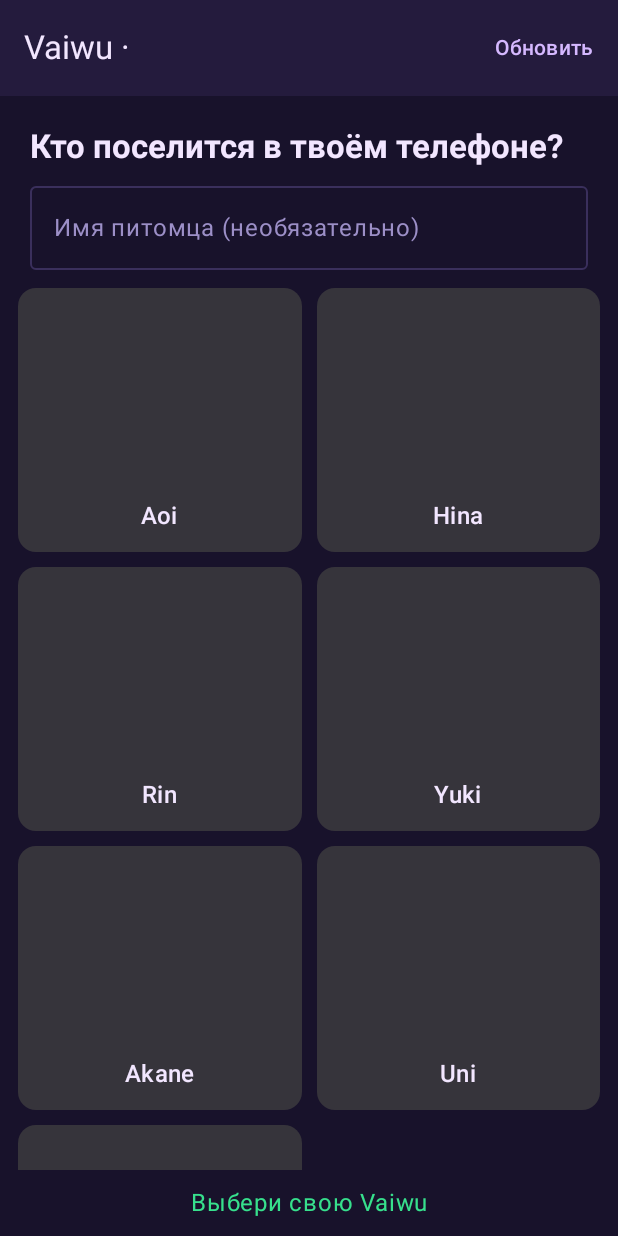
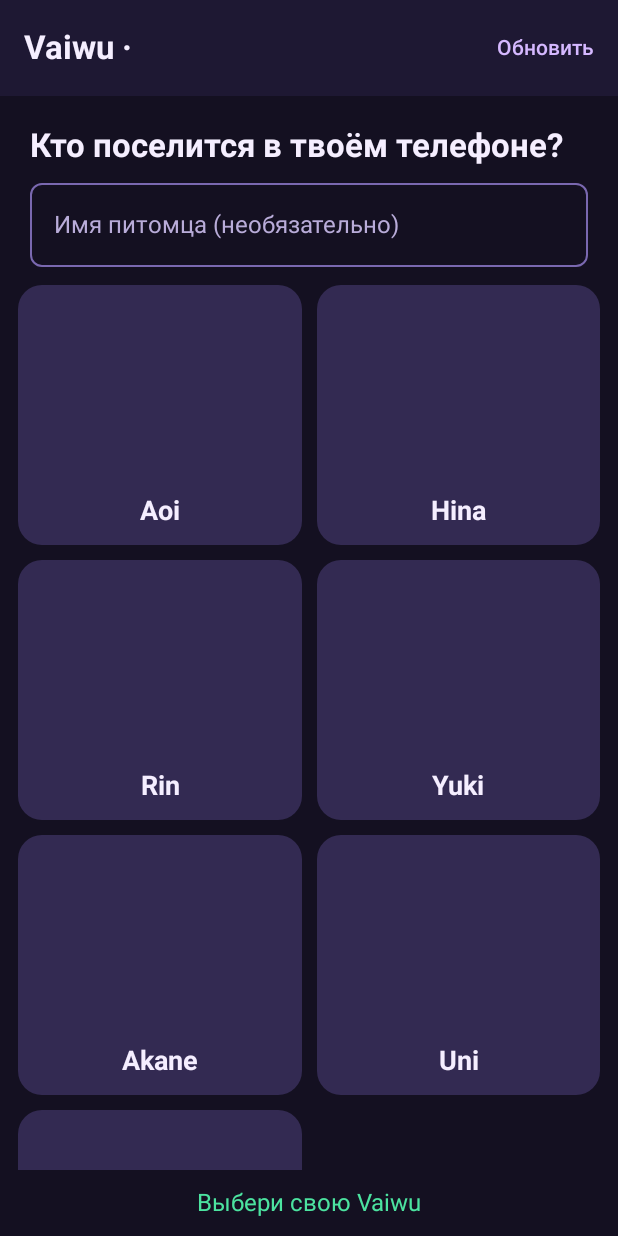
Before and after one commit to zimin3d/vaiwu-android, an Android app built with Jetpack Compose: the screen it shows after launch (MainActivity), on a phone screen of 412 x 824 dp. Run offline under Robolectric (Android 15) with nearby library versions, the phone set to English and light mode, and no system bars; pictures from the network do not load; 3 statements that could not run were skipped.

Commit message:
Add UI specification and design tokens
Turn the interface audit into a normative specification with requirement
ids, contrast-checked palette, spacing and component contracts. Implement
the first foundation layer: shared palette, typography, shapes, stat meter,
buttons, status chips and a design token regression test.

```diff
--- a/app/src/main/java/su/neit/vaiwu/Theme.kt
+++ b/app/src/main/java/su/neit/vaiwu/Theme.kt
@@ -1,27 +1,136 @@
 package su.neit.vaiwu
 
+import androidx.compose.foundation.shape.RoundedCornerShape
 import androidx.compose.material3.MaterialTheme
+import androidx.compose.material3.Shapes
+import androidx.compose.material3.Typography
 import androidx.compose.material3.darkColorScheme
 import androidx.compose.runtime.Composable
 import androidx.compose.ui.graphics.Color
+import androidx.compose.ui.text.TextStyle
+import androidx.compose.ui.text.font.FontFamily
+import androidx.compose.ui.text.font.FontWeight
+import androidx.compose.ui.unit.dp
+import androidx.compose.ui.unit.sp
 
-private val VaiwuColors = darkColorScheme(
-    primary = Color(0xFFD5B8FF),
-    onPrimary = Color(0xFF38235B),
-    secondary = Color(0xFF37E08D),
-    background = Color(0xFF18122B),
-    surface = Color(0xFF241B3D),
-    onBackground = Color(0xFFF2E6FF),
-    onSurface = Color(0xFFF2E6FF),
-    surfaceVariant = Color(0xFF322659),
-    onSurfaceVariant = Color(0xFF9C8FC7),
-    primaryContainer = Color(0xFF3A2F5C),
-    onPrimaryContainer = Color(0xFFF2E6FF),
-    error = Color(0xFFE04452),
-    outline = Color(0xFF3A2F5C),
+/**
+ * Dark "cozy room" palette from `docs/ui-spec.md`. Values live in [Palette]
+ * so that both the theme and the contrast unit tests read one source.
+ */
+private val VaiwuColorScheme = darkColorScheme(
+    primary = Color(Palette.Primary),
+    onPrimary = Color(Palette.OnPrimary),
+    primaryContainer = Color(Palette.PrimaryContainer),
+    onPrimaryContainer = Color(Palette.OnPrimaryContainer),
+    secondary = Color(Palette.Secondary),
+    onSecondary = Color(Palette.OnSecondary),
+    secondaryContainer = Color(Palette.SurfaceVariant),
+    onSecondaryContainer = Color(Palette.TextPrimary),
+    tertiary = Color(Palette.Accent),
+    onTertiary = Color(Palette.OnAccent),
+    tertiaryContainer = Color(Palette.SurfaceElevated),
+    onTertiaryContainer = Color(Palette.TextPrimary),
+    background = Color(Palette.Background),
+    onBackground = Color(Palette.TextPrimary),
+    surface = Color(Palette.Surface),
+    onSurface = Color(Palette.TextPrimary),
+    surfaceVariant = Color(Palette.SurfaceVariant),
+    onSurfaceVariant = Color(Palette.TextSecondary),
+    surfaceTint = Color(Palette.Primary),
+    inverseSurface = Color(Palette.TextPrimary),
+    inverseOnSurface = Color(Palette.Background),
+    error = Color(Palette.Danger),
+    onError = Color(Palette.OnDanger),
+    outline = Color(Palette.Outline),
+    outlineVariant = Color(Palette.OutlineMuted),
+    surfaceDim = Color(Palette.Background),
+    surfaceBright = Color(Palette.SurfaceVariant),
+    surfaceContainerLowest = Color(Palette.Background),
+    surfaceContainerLow = Color(Palette.Surface),
+    surfaceContainer = Color(Palette.Surface),
+    surfaceContainerHigh = Color(Palette.SurfaceElevated),
+    surfaceContainerHighest = Color(Palette.SurfaceVariant),
+)
+
+private val VaiwuTypography = Typography(
+    displayLarge = TextStyle(
+        fontFamily = FontFamily.Default,
+        fontWeight = FontWeight.ExtraBold,
+        fontSize = 40.sp,
+        lineHeight = 44.sp,
+        letterSpacing = (-0.5).sp,
+    ),
+    headlineMedium = TextStyle(
+        fontFamily = FontFamily.Default,
+        fontWeight = FontWeight.ExtraBold,
+        fontSize = 28.sp,
+        lineHeight = 34.sp,
+        letterSpacing = (-0.2).sp,
+    ),
+    titleLarge = TextStyle(
+        fontFamily = FontFamily.Default,
+        fontWeight = FontWeight.Bold,
+        fontSize = 22.sp,
+        lineHeight = 28.sp,
+    ),
+    titleMedium = TextStyle(
+        fontFamily = FontFamily.Default,
+        fontWeight = FontWeight.Bold,
+        fontSize = 18.sp,
+        lineHeight = 24.sp,
+    ),
+    bodyLarge = TextStyle(
+        fontFamily = FontFamily.Default,
+        fontWeight = FontWeight.Normal,
+        fontSize = 16.sp,
+        lineHeight = 24.sp,
+    ),
+    bodyMedium = TextStyle(
+        fontFamily = FontFamily.Default,
+        fontWeight = FontWeight.Normal,
+        fontSize = 14.sp,
+        lineHeight = 20.sp,
+    ),
+    bodySmall = TextStyle(
+        fontFamily = FontFamily.Default,
+        fontWeight = FontWeight.Normal,
+        fontSize = 12.sp,
+        lineHeight = 16.sp,
+    ),
+    labelLarge = TextStyle(
+        fontFamily = FontFamily.Default,
+        fontWeight = FontWeight.SemiBold,
+        fontSize = 14.sp,
+        lineHeight = 20.sp,
+    ),
+    labelMedium = TextStyle(
+        fontFamily = FontFamily.Default,
+        fontWeight = FontWeight.SemiBold,
+        fontSize = 12.sp,
+        lineHeight = 16.sp,
+    ),
+    labelSmall = TextStyle(
+        fontFamily = FontFamily.Default,
+        fontWeight = FontWeight.SemiBold,
+        fontSize = 11.sp,
+        lineHeight = 14.sp,
+    ),
+)
+
+private val VaiwuShapes = Shapes(
+    extraSmall = RoundedCornerShape(VaiwuRadius.chip),
+    small = RoundedCornerShape(VaiwuRadius.field),
+    medium = RoundedCornerShape(VaiwuRadius.card),
+    large = RoundedCornerShape(VaiwuRadius.sheet),
+    extraLarge = RoundedCornerShape(28.dp),
 )
 
 @Composable
 fun VaiwuTheme(content: @Composable () -> Unit) {
-    MaterialTheme(colorScheme = VaiwuColors, content = content)
+    MaterialTheme(
+        colorScheme = VaiwuColorScheme,
+        typography = VaiwuTypography,
+        shapes = VaiwuShapes,
+        content = content,
+    )
 }
--- a/app/src/main/res/values/strings.xml
+++ b/app/src/main/res/values/strings.xml
@@ -10,10 +10,12 @@
     <string name="pet_summary">День %1$d · %2$d монет · %3$s</string>
     <string name="weight_kg">%1$.1f кг</string>
     <string name="pet_sick">Она заболела — нужно лекарство</string>
+    <string name="pet_sick_short">Болеет</string>
     <string name="stat_hunger">Сытость</string>
     <string name="stat_happiness">Счастье</string>
     <string name="stat_energy">Энергия</string>
     <string name="stat_discipline">Дисциплина</string>
+    <string name="stat_a11y">%1$s: %2$d из 100</string>
     <string name="percent">%1$d%%</string>
     <string name="start_over">Начать заново</string>
     <string name="wake_up">Разбудить</string>
--- a/app/src/main/res/values/styles.xml
+++ b/app/src/main/res/values/styles.xml
@@ -2,9 +2,9 @@
 <resources>
     <style name="Theme.Vaiwu" parent="android:Theme.Material.NoActionBar">
         <item name="android:fontFamily">sans</item>
-        <item name="android:windowBackground">#171421</item>
-        <item name="android:statusBarColor">#171421</item>
-        <item name="android:navigationBarColor">#171421</item>
+        <item name="android:windowBackground">#141021</item>
+        <item name="android:statusBarColor">#141021</item>
+        <item name="android:navigationBarColor">#141021</item>
         <item name="android:windowLightStatusBar">false</item>
     </style>
 </resources>
```
Also changed, not shown: app/src/main/java/su/neit/vaiwu/Components.kt (added, +256 -0 lines), app/src/main/java/su/neit/vaiwu/DesignTokens.kt (added, +62 -0 lines), app/src/main/java/su/neit/vaiwu/Palette.kt (added, +52 -0 lines), app/src/main/java/su/neit/vaiwu/VaiwuApp.kt (+37 -42 lines), 4 other files.
